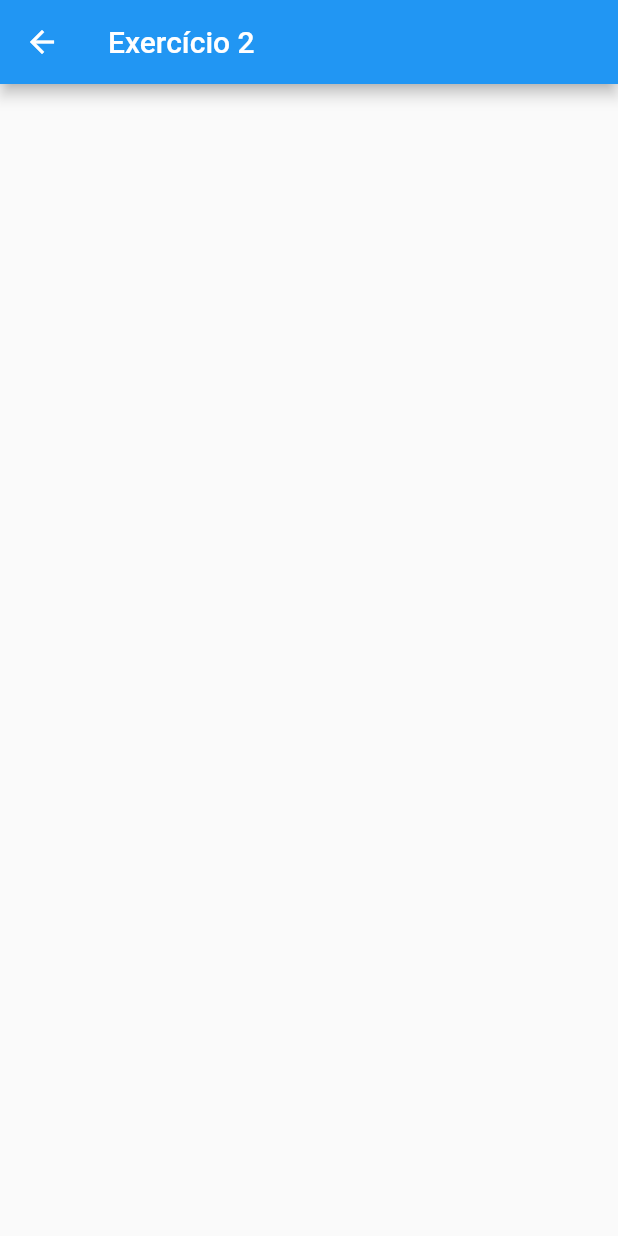
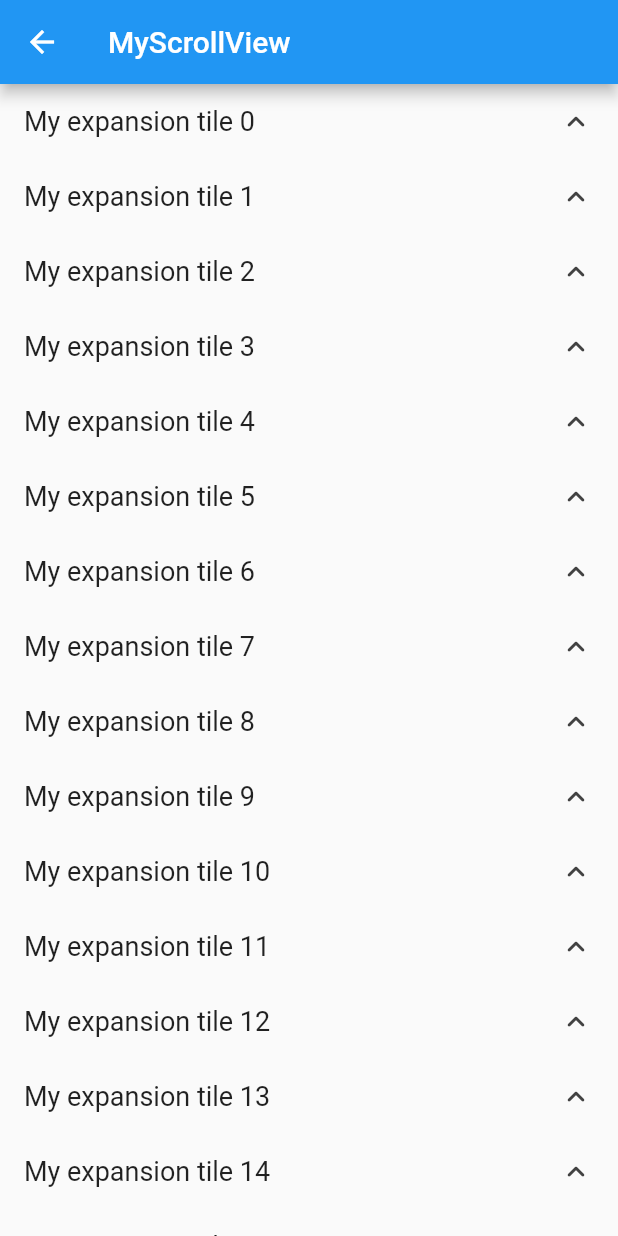
Before and after one commit to LucasVieira2902/masterclass_homework_2, a Flutter app: the Activity2 screen opened directly, on a phone screen of 412 x 824 dp. Run offline on Flutter 3.47's test engine with Material 2 defaults, Android fonts, the light colour scheme and no system bars.

Commit message:
Finalizado exercício 2

```diff
--- /dev/null
+++ b/lib/components/custom_tile.dart
@@ -0,0 +1,74 @@
+import 'package:flutter/material.dart';
+
+class CustomTile extends StatefulWidget {
+  final int index;
+  const CustomTile({Key? key, required this.index}) : super(key: key);
+
+  @override
+  State<CustomTile> createState() => _CustomTileState();
+}
+
+class _CustomTileState extends State<CustomTile> {
+  bool isActive = false;
+  @override
+  Widget build(BuildContext context) {
+    return Material(
+        child: InkWell(
+          onTap: () {
+            setState(() {
+              isActive = !isActive;
+            });
+          },
+          child: Column(
+            children: [
+              Container(
+                padding: const EdgeInsets.symmetric(horizontal: 16),
+                height: 50,
+                child: Row(
+                    crossAxisAlignment: CrossAxisAlignment.center,
+                    children: [
+                      Text('My expansion tile ${widget.index}', style: const TextStyle(fontSize: 18)),
+                      const Spacer(),
+                      AnimatedRotation(
+                        turns: isActive ? 0.5 : 0,
+                        duration: const Duration(milliseconds: 200),
+                        child: Icon(Icons.keyboard_arrow_up_rounded, color: isActive ? Colors.blue : Colors.grey[800])
+                      ),
+                    ],
+                  ),
+              ),
+              AnimatedAlign(
+                alignment: Alignment.centerLeft,
+                duration: const Duration(milliseconds: 200),
+                heightFactor: isActive ? 1 : 0,
+                child: AnimatedContainer(
+                  duration: const Duration(milliseconds: 300),
+                  height: 200,
+                  width: MediaQuery.of(context).size.width,
+                  child: Column(
+                    children: isActive ? [
+                        Image.asset('assets/img/logo.png', height: 60, width: 60,),
+                        const SizedBox(height: 10),
+                        const Text(
+                          'Lorem ipsum dolor sit amet, consectetur adipiscing elit. '
+                          'Etiam dictum venenatis est, et convallis ligula egestas hendrerit. '
+                          'Vivamus pulvinar mollis diam, sit amet blandit elit tristique nec. '
+                          'Vivamus ut dapibus diam. Donec vel aliquam nisi. Integer tincidunt '
+                          'urna et luctus maximus. Proin vel mattis mi. Ut molestie at nunc ut '
+                          'semper. Mauris mollis eros nec nulla accumsan fermentum. Etiam at mattis '
+                          'justo, nec porta mi. Vestibulum porttitor augue nec est molestie semper. '
+                          'Etiam tincidunt mi at nisl condimentum suscipit. Curabitur vestibulum porttitor '
+                          'interdum. Cras felis leo, cursus vel enim sit amet, viverra sodales ante. '
+                          'Donec ac tellus erat.',
+                          style: TextStyle(fontSize: 12),
+                      ),
+                    ] : [],
+                  )
+                ),
+              ),
+            ],
+          ),
+        ),
+      );
+  }
+}
--- a/lib/pages/activity_2.dart
+++ b/lib/pages/activity_2.dart
@@ -1,22 +1,24 @@
 import 'package:flutter/material.dart';
+import 'package:masterclass_homework_2/components/custom_tile.dart';
 
-class Activity2 extends StatelessWidget {
+class Activity2 extends StatefulWidget {
   const Activity2({Key? key}) : super(key: key);
 
+  @override
+  State<Activity2> createState() => _Activity2State();
+}
+
+class _Activity2State extends State<Activity2> {
   @override
   Widget build(BuildContext context) {
     return Scaffold(
       appBar: AppBar(
-        title: const Text('Exercício 2'),
+        title: const Text('MyScrollView'),
       ),
-      body: Center(
-        child: Column(
-          mainAxisAlignment: MainAxisAlignment.center,
-          children: <Widget>[
-
-          ],
-        ),
-      ),
+      body: ListView.builder(
+        itemCount: 60,
+        itemBuilder: (context, index) => CustomTile(index: index),
+      )
     );
   }
 }
--- a/pubspec.yaml
+++ b/pubspec.yaml
@@ -58,8 +58,8 @@ flutter:
   uses-material-design: true
 
   # To add assets to your application, add an assets section, like this:
-  # assets:
-  #   - images/a_dot_burr.jpeg
+  assets:
+    - assets/img/logo.png
   #   - images/a_dot_ham.jpeg
 
   # An image asset can refer to one or more resolution-specific "variants", see
```
Also changed, not shown: assets/img/logo.png (added).
